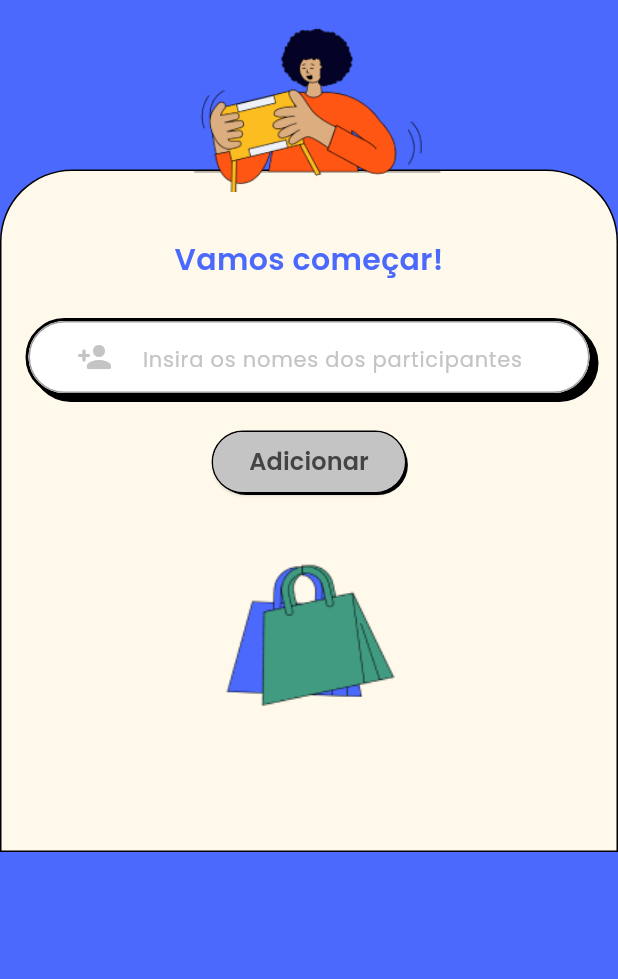
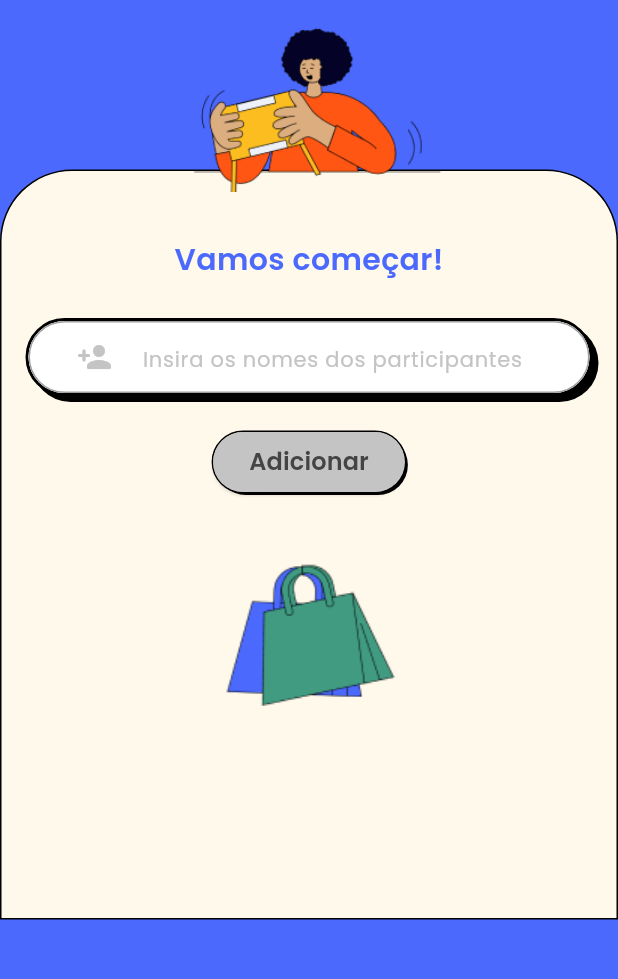
Before and after one commit to marcussales/secret-friend, a Flutter app: the screen it shows after launch, on a phone screen of 412 x 824 dp, the part 240-1219 px from its top. Run offline on Flutter 3.47's test engine with Material 3 defaults, Android fonts, the phone set to English and light mode, and no system bars; our stand-ins replace bloc, flutter_bloc, flutter_svg, google_fonts.

Commit message:
feat: change space

```diff
--- a/lib/widgets/home/home_form_widget.dart
+++ b/lib/widgets/home/home_form_widget.dart
@@ -97,7 +97,7 @@ class _HomeFormWidgetState extends State<HomeFormWidget> {
                 ImageConstants.shoppingBags,
                 height: 140,
               ),
-              const SizedBox(height: 45),
+              const SizedBox(height: 90),
             ],
           ),
         ),
```
